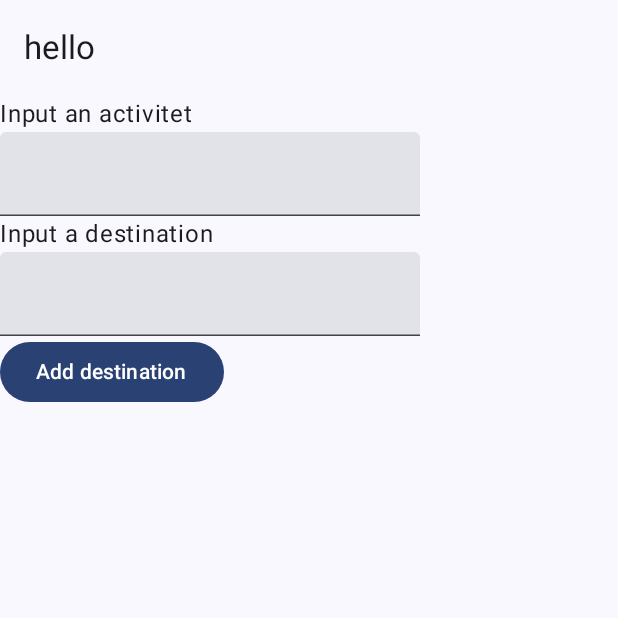
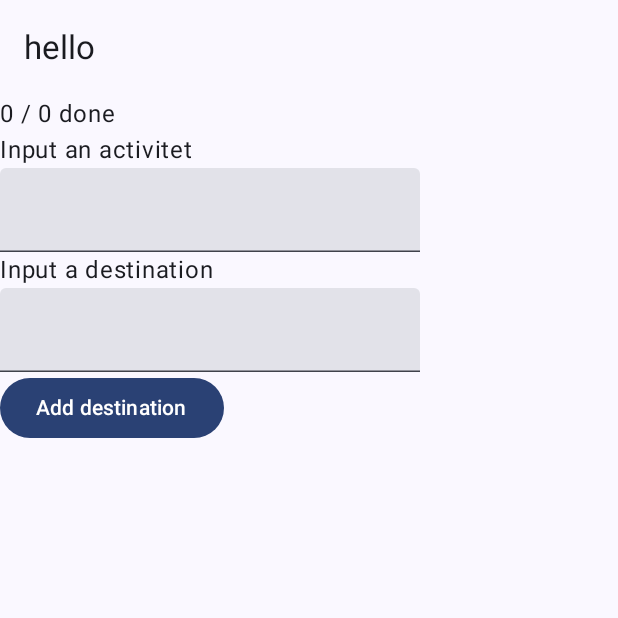
Before and after one commit to lenaappelberg/Resplanen, an Android app built with Jetpack Compose: the screen it shows after launch (MainActivity), on a phone screen of 412 x 824 dp, the top half of it. Run offline under Robolectric (Android 15) with nearby library versions, the phone set to English and light mode, and no system bars.

Commit message:
statistic row done

```diff
--- a/app/src/main/java/com/example/resplanen/MainActivity.kt
+++ b/app/src/main/java/com/example/resplanen/MainActivity.kt
@@ -36,6 +36,7 @@ class MainActivity : ComponentActivity() {
                 { innerPadding ->
                     TopAppBar({ Title("hello") })
                     Column(modifier = Modifier.padding(innerPadding)) {
+                        Statisticrow()
                         Listofcards(
 
                         )
@@ -90,6 +91,6 @@ fun Delete(viewmodel: ResplanenViewmodel=viewModel(),id:Int){
     Button(onClick = {viewmodel.tabortresa(id)}) {Text(text = "Delete Holiday") }
 }
 @Composable
-fun Statisticrow(){
-    Text(text = "")
+fun Statisticrow(viewmodel: ResplanenViewmodel=viewModel()){
+    Text(text ="${viewmodel.uistate.mutreslist.filter { it.gjort==true }.size} / ${viewmodel.uistate.mutreslist.size} done")
 }
```
